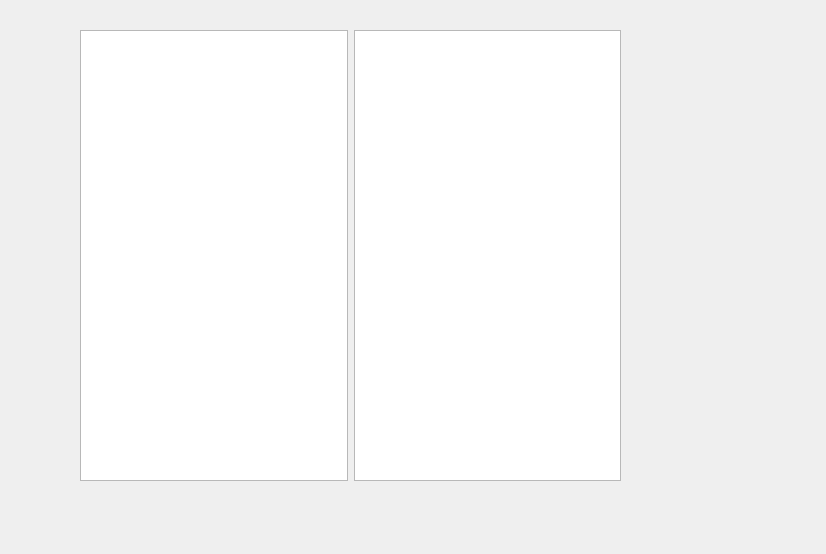
Above: stduart/recv_area.ui from stdplus/stduart before the change. Below: the same form after it.
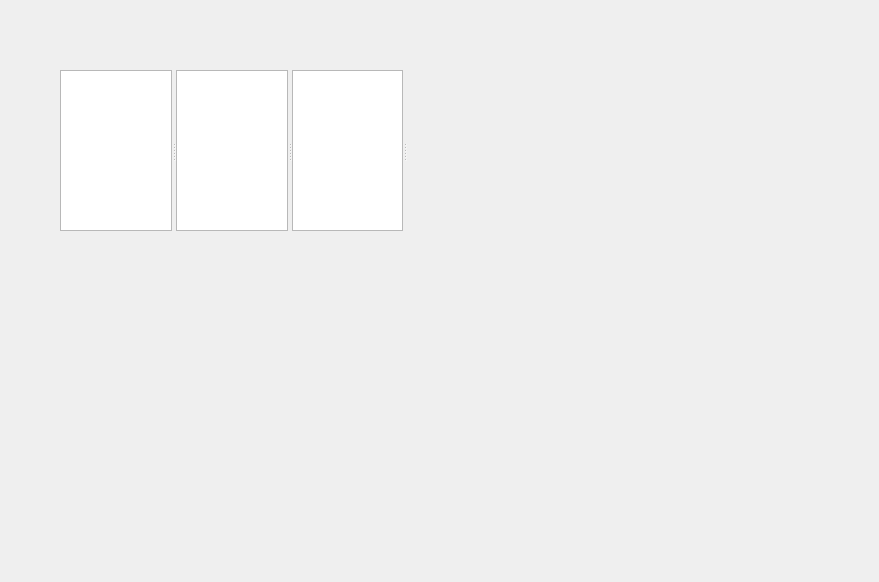
That is the form after the change.

What changed in the file:
```diff
--- a/stduart/recv_area.ui
+++ b/stduart/recv_area.ui
@@ -6,8 +6,8 @@
    <rect>
     <x>0</x>
     <y>0</y>
-    <width>826</width>
-    <height>554</height>
+    <width>879</width>
+    <height>582</height>
    </rect>
   </property>
   <property name="windowTitle">
@@ -16,18 +16,23 @@
   <widget class="QWidget" name="gridLayoutWidget">
    <property name="geometry">
     <rect>
-     <x>80</x>
-     <y>30</y>
-     <width>541</width>
-     <height>451</height>
+     <x>60</x>
+     <y>70</y>
+     <width>391</width>
+     <height>161</height>
     </rect>
    </property>
    <layout class="QGridLayout" name="gridLayout">
     <item row="0" column="0">
-     <widget class="QTextBrowser" name="textBrowser"/>
-    </item>
-    <item row="0" column="1">
-     <widget class="QTextBrowser" name="textBrowser_2"/>
+     <widget class="QSplitter" name="splitter">
+      <property name="orientation">
+       <enum>Qt::Horizontal</enum>
+      </property>
+      <widget class="QTextBrowser" name="textBrowser"/>
+      <widget class="QTextBrowser" name="textBrowser_2"/>
+      <widget class="QTableView" name="tableView"/>
+      <widget class="QWidget" name="widget" native="true"/>
+     </widget>
     </item>
    </layout>
   </widget>
```
